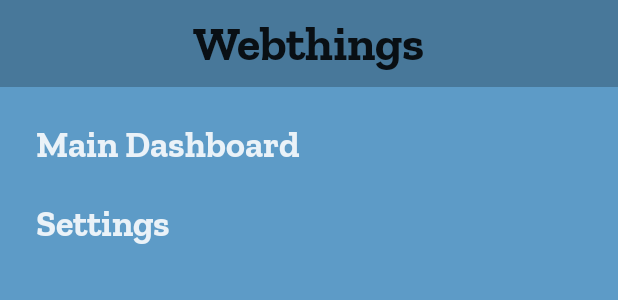
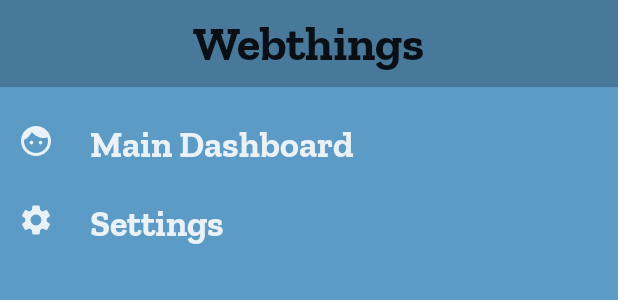
Before and after one commit to WebThingsIO/android-app, an Android app built with Jetpack Compose: the @Preview function DrawerPreview, on a phone screen of 412 x 824 dp. Shown: the top 300 px of the screen. Run offline under Robolectric (Android 15) with nearby library versions, the phone set to English and light mode, and no system bars.

Commit message:
code cleaning

```diff
--- a/app/src/main/java/io/webthings/webthings/ui/menus/Drawer.kt
+++ b/app/src/main/java/io/webthings/webthings/ui/menus/Drawer.kt
@@ -3,17 +3,14 @@ package io.webthings.webthings.ui.menus
 import androidx.compose.foundation.background
 import androidx.compose.foundation.clickable
 import androidx.compose.foundation.layout.*
-import androidx.compose.material.MaterialTheme
+import androidx.compose.material.Icon
 import androidx.compose.material.Surface
 import androidx.compose.material.Text
 import androidx.compose.runtime.Composable
 import androidx.compose.ui.Alignment
 import androidx.compose.ui.Modifier
-import androidx.compose.ui.text.TextStyle
-import androidx.compose.ui.text.font.FontWeight
 import androidx.compose.ui.tooling.preview.Preview
 import androidx.compose.ui.unit.dp
-import androidx.compose.ui.unit.sp
 import io.webthings.webthings.ui.drawerMenuItems
 import io.webthings.webthings.ui.theme.*
 
@@ -29,7 +26,8 @@ fun Drawer(
                 Text(
                         "Webthings",
                         style = HeaderStyle,
-                        modifier = Modifier.padding(bottom = 10.dp)
+                        modifier = Modifier
+                                .padding(bottom = 10.dp)
                                 .align(alignment = Alignment.CenterHorizontally)
                         )
                 Surface(modifier = Modifier
@@ -40,15 +38,21 @@ fun Drawer(
 
                         drawerMenuItems.forEach { screen ->
                                 Spacer(Modifier.height(24.dp))
+                                Row() {
+                                        Icon(imageVector = screen.icon,
+                                                contentDescription = "",
+                                        modifier = Modifier.padding(start = 12.dp))
                                         Text(
                                                 text = screen.title,
                                                 style = MenuItemStyle,
                                                 modifier = Modifier
                                                         .clickable {
-                                                        onDestinationClicked(screen.route)
+                                                                onDestinationClicked(
+                                                                        screen.route)
                                                         }
                                                         .padding(start = 24.dp)
                                         )
+                                }
 
                         }
                 }
--- a/app/src/main/java/io/webthings/webthings/ui/screens/DashboardScreen.kt
+++ b/app/src/main/java/io/webthings/webthings/ui/screens/DashboardScreen.kt
@@ -10,7 +10,7 @@ import io.webthings.webthings.utils.MainViewModel
 
 @Composable
 fun DashboardScreen(viewModel: MainViewModel) {
-    viewModel.setCurrentScreen(NavRoutes.DashboardScreen)
+    viewModel.setCurrentScreen(NavRoutes.DrawerItems.DashboardScreen)
     /*
      * TODO
      */
--- a/app/src/main/java/io/webthings/webthings/ui/screens/GwSettingsScreen.kt
+++ b/app/src/main/java/io/webthings/webthings/ui/screens/GwSettingsScreen.kt
@@ -8,7 +8,7 @@ import io.webthings.webthings.utils.MainViewModel
 
 @Composable
 fun GwSettingsScreen(viewModel: MainViewModel){
-    viewModel.setCurrentScreen(NavRoutes.GwSettingsScreen)
+    viewModel.setCurrentScreen(NavRoutes.DrawerItems.GwSettingsScreen)
     /*
      * TODO
      */
--- a/app/src/main/java/io/webthings/webthings/utils/MainViewModel.kt
+++ b/app/src/main/java/io/webthings/webthings/utils/MainViewModel.kt
@@ -6,7 +6,7 @@ import androidx.lifecycle.ViewModel
 import io.webthings.webthings.ui.NavRoutes
 
 class MainViewModel: ViewModel() {
-    private val _currentScreen = MutableLiveData<NavRoutes>(NavRoutes.DashboardScreen)
+    private val _currentScreen = MutableLiveData<NavRoutes>(NavRoutes.DrawerItems.DashboardScreen)
     val currentScreen: LiveData<NavRoutes> = _currentScreen
 
     fun setCurrentScreen(screen: NavRoutes){
--- a/app/src/main/java/io/webthings/webthings/utils/NavigationHost.kt
+++ b/app/src/main/java/io/webthings/webthings/utils/NavigationHost.kt
@@ -13,9 +13,9 @@ import io.webthings.webthings.ui.screens.GwSettingsScreen
 fun NavigationHost(navController: NavController, viewModel: MainViewModel){
     NavHost(
         navController = navController as NavHostController,
-        startDestination = NavRoutes.DashboardScreen.route
+        startDestination = NavRoutes.DrawerItems.DashboardScreen.route
     ){
-        composable(NavRoutes.DashboardScreen.route) { DashboardScreen(viewModel = viewModel)}
-        composable(NavRoutes.GwSettingsScreen.route) { GwSettingsScreen(viewModel = viewModel) }
+        composable(NavRoutes.DrawerItems.DashboardScreen.route) { DashboardScreen(viewModel = viewModel)}
+        composable(NavRoutes.DrawerItems.GwSettingsScreen.route) { GwSettingsScreen(viewModel = viewModel) }
     }
 }
```
Also changed, not shown: app/src/main/java/io/webthings/webthings/ui/NavRoutes.kt (+19 -10 lines). Lines whose indentation alone changed are shown as unchanged.
